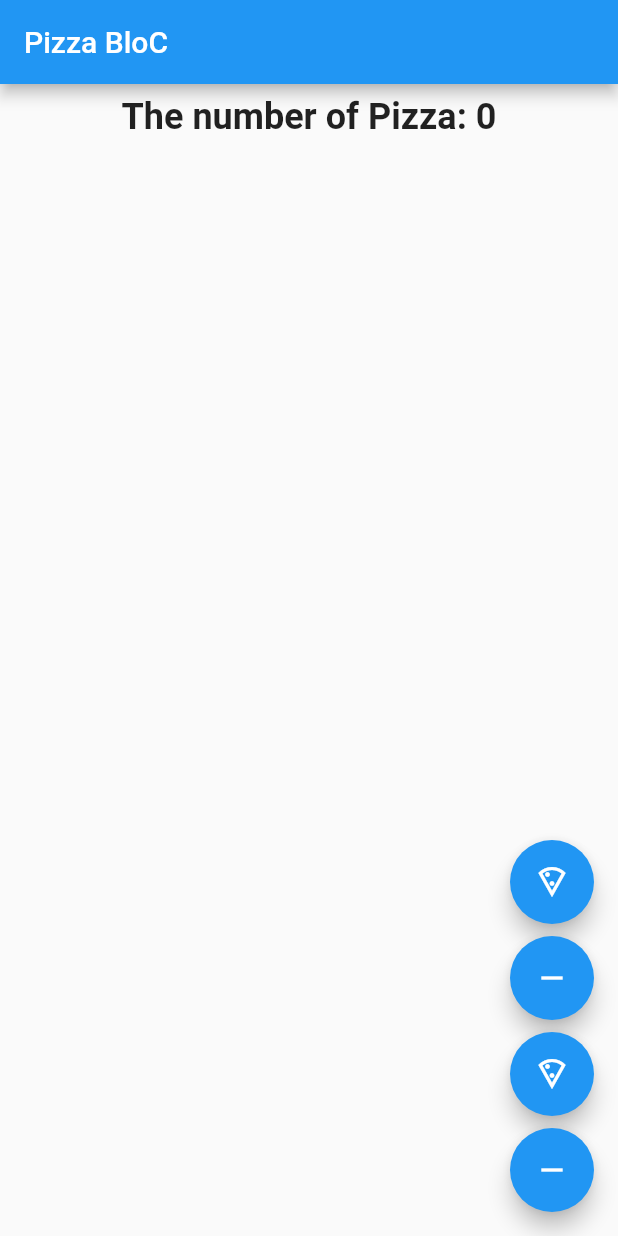
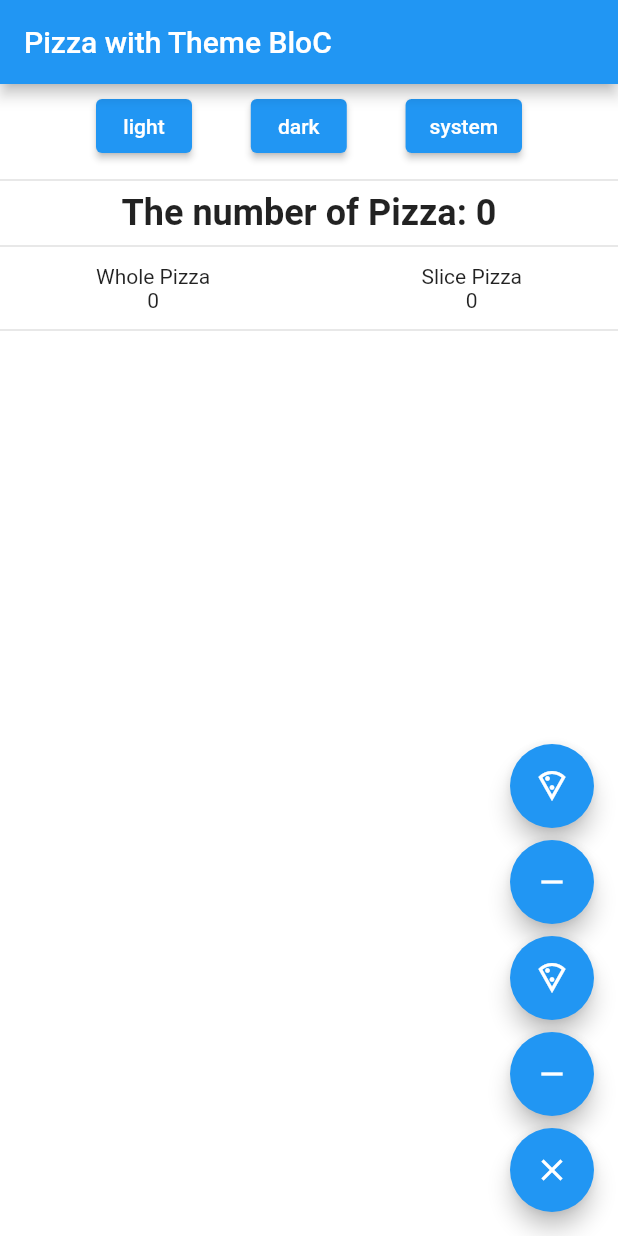
Before and after one commit to iirtrtrt/pizza_bloc_flutter, a Flutter app: the screen it shows after launch, on a phone screen of 412 x 824 dp. Run offline on Flutter 3.47's test engine with Material 2 defaults, Android fonts, the phone set to English and light mode, and no system bars; our stand-ins replace bloc, equatable, flutter_bloc; missing offline and left inert: dart:ffi.

Commit message:
update theme and read me

```diff
--- /dev/null
+++ b/lib/common/layout/base_layout.dart
@@ -0,0 +1,24 @@
+// ignore_for_file: public_member_api_docs, sort_constructors_first
+import 'package:flutter/material.dart';
+
+class BaseLayout extends StatelessWidget {
+  final AppBar? appBar;
+  final Widget? floatingActionButton;
+  final Widget child;
+
+  const BaseLayout({
+    Key? key,
+    this.appBar,
+    this.floatingActionButton,
+    required this.child,
+  }) : super(key: key);
+
+  @override
+  Widget build(BuildContext context) {
+    return Scaffold(
+      appBar: appBar,
+      floatingActionButton: floatingActionButton,
+      body: SafeArea(child: child),
+    );
+  }
+}
--- /dev/null
+++ b/lib/common/theme/bloc/theme_bloc.dart
@@ -0,0 +1,15 @@
+import 'dart:ffi';
+
+import 'package:bloc/bloc.dart';
+import 'package:equatable/equatable.dart';
+import 'package:flutter/material.dart';
+import 'package:pizza/common/theme/color_theme.dart';
+
+part 'theme_event.dart';
+part 'theme_state.dart';
+
+class ThemeBloc extends Bloc<ThemeEvent, ThemeState> {
+  ThemeBloc() : super(LightTheme()) {
+    on<ThemeEvent>((event, emit) {});
+  }
+}
--- /dev/null
+++ b/lib/common/theme/bloc/theme_event.dart
@@ -0,0 +1,15 @@
+// ignore_for_file: public_member_api_docs, sort_constructors_first
+part of 'theme_bloc.dart';
+
+abstract class ThemeEvent extends Equatable {
+  const ThemeEvent();
+
+  @override
+  List<Object> get props => [];
+}
+
+class SetSystemTheme extends ThemeEvent {}
+
+class SetDarkTheme extends ThemeEvent {}
+
+class SetLightTheme extends ThemeEvent {}
--- /dev/null
+++ b/lib/common/theme/bloc/theme_state.dart
@@ -0,0 +1,15 @@
+// ignore_for_file: public_member_api_docs, sort_constructors_first
+part of 'theme_bloc.dart';
+
+abstract class ThemeState extends Equatable {
+  const ThemeState();
+
+  @override
+  List<Object> get props => [];
+}
+
+class SystemTheme extends ThemeState {}
+
+class DarkTheme extends ThemeState {}
+
+class LightTheme extends ThemeState {}
--- /dev/null
+++ b/lib/common/theme/color_theme.dart
@@ -0,0 +1,14 @@
+import 'package:flutter/material.dart';
+
+class ColorTheme {
+  static final darkTheme = ThemeData(
+    primarySwatch: Colors.blueGrey,
+    scaffoldBackgroundColor: Colors.grey.shade900,
+    colorScheme: const ColorScheme.dark(),
+  );
+  static final lightTheme = ThemeData(
+    primarySwatch: Colors.blue,
+    scaffoldBackgroundColor: Colors.white,
+    // colorScheme: const ColorScheme.light(),
+  );
+}
--- a/lib/main.dart
+++ b/lib/main.dart
@@ -1,7 +1,9 @@
 import 'package:flutter/material.dart';
 import 'package:flutter_bloc/flutter_bloc.dart';
+import 'package:pizza/common/theme/bloc/theme_bloc.dart';
 import 'package:pizza/pizza/bloc/pizza_bloc.dart';
-import 'package:pizza/pizza/screens/pizza_screen.dart';
+import 'package:pizza/pizza/screen/pizza_screen.dart';
+import 'package:pizza/common/theme/color_theme.dart';
 
 void main() {
   runApp(const MyApp());
@@ -18,13 +20,24 @@ class MyApp extends StatelessWidget {
         BlocProvider(
           create: (context) => PizzaBloc()..add(LoadPizzaCounter()),
         ),
+        BlocProvider(
+          create: (context) => ThemeBloc(),
+        ),
       ],
-      child: MaterialApp(
-        title: 'Pizza BLoC',
-        theme: ThemeData(
-          primarySwatch: Colors.blue,
-        ),
-        home: const PizzaScreen(),
+      child: BlocBuilder<ThemeBloc, ThemeState>(
+        builder: (context, state) {
+          return MaterialApp(
+            title: 'Pizza BLoC',
+            themeMode: state is LightTheme
+                ? ThemeMode.light
+                : state is DarkTheme
+                    ? ThemeMode.dark
+                    : ThemeMode.system,
+            theme: ColorTheme.lightTheme,
+            darkTheme: ColorTheme.darkTheme,
+            home: const PizzaScreen(),
+          );
+        },
       ),
     );
   }
--- a/lib/pizza/bloc/pizza_bloc.dart
+++ b/lib/pizza/bloc/pizza_bloc.dart
@@ -1,6 +1,6 @@
 import 'package:bloc/bloc.dart';
 import 'package:equatable/equatable.dart';
-import 'package:pizza/pizza/models/pizza_model.dart';
+import 'package:pizza/pizza/model/pizza_model.dart';
 
 part 'pizza_event.dart';
 part 'pizza_state.dart';
@@ -23,5 +23,11 @@ class PizzaBloc extends Bloc<PizzaEvent, PizzaState> {
         emit(PizzaLoaded(pizzas: List.from(state.pizzas)..remove(event.pizza)));
       }
     });
+    on<ClearPizza>((event, emit) {
+      if (state is PizzaLoaded) {
+        final state = this.state as PizzaLoaded;
+        emit(PizzaLoaded(pizzas: List.from(state.pizzas)..clear()));
+      }
+    });
   }
 }
--- a/lib/pizza/bloc/pizza_event.dart
+++ b/lib/pizza/bloc/pizza_event.dart
@@ -30,4 +30,4 @@ class RemovePizza extends PizzaEvent {
   List<Object> get props => [pizza];
 }
 
-class REmovePizza extends PizzaEvent {}
+class ClearPizza extends PizzaEvent {}
--- /dev/null
+++ b/lib/pizza/screen/pizza_screen.dart
@@ -0,0 +1,129 @@
+import 'package:flutter/material.dart';
+import 'package:flutter_bloc/flutter_bloc.dart';
+import 'package:pizza/common/layout/base_layout.dart';
+import 'package:pizza/common/theme/bloc/theme_bloc.dart';
+import 'package:pizza/pizza/bloc/pizza_bloc.dart';
+import 'package:pizza/pizza/model/pizza_model.dart';
+import 'dart:math';
+import 'package:pizza/pizza/widget/floating_buttons.dart';
+
+class PizzaScreen extends StatelessWidget {
+  const PizzaScreen({super.key});
+
+  @override
+  Widget build(BuildContext context) {
+    return BaseLayout(
+      appBar: AppBar(
+        title: const Text('Pizza with Theme BloC'),
+      ),
+      floatingActionButton: const FloatingButtons(),
+      child: Center(
+        child: BlocBuilder<PizzaBloc, PizzaState>(
+          builder: (context, state) {
+            if (state is PizzaInitial) {
+              return const CircularProgressIndicator();
+            }
+            if (state is PizzaLoaded) {
+              Random random = Random();
+
+              int numOfPizza0 = 0;
+              int numOfPizza1 = 0;
+              for (var item in state.pizzas) {
+                if (item == Pizza.pizzas[0]) {
+                  numOfPizza0++;
+                }
+                if (item == Pizza.pizzas[1]) {
+                  numOfPizza1++;
+                }
+              }
+
+              return Column(
+                mainAxisAlignment: MainAxisAlignment.center,
+                children: [
+                  Padding(
+                    padding:
+                        const EdgeInsets.symmetric(horizontal: 64, vertical: 4),
+                    child: Row(
+                      mainAxisAlignment: MainAxisAlignment.spaceBetween,
+                      children: [
+                        ElevatedButton(
+                            onPressed: () {
+                              context.read<ThemeBloc>().emit(LightTheme());
+                            },
+                            child: const Text('light')),
+                        ElevatedButton(
+                            onPressed: () {
+                              context.read<ThemeBloc>().emit(DarkTheme());
+                            },
+                            child: const Text('dark')),
+                        ElevatedButton(
+                            onPressed: () {
+                              context.read<ThemeBloc>().emit(SystemTheme());
+                            },
+                            child: const Text('system')),
+                      ],
+                    ),
+                  ),
+                  const Divider(thickness: 1),
+                  Text(
+                    'The number of Pizza: ${state.pizzas.length}',
+                    style: const TextStyle(
+                      fontSize: 24,
+                      fontWeight: FontWeight.bold,
+                    ),
+                  ),
+                  const Divider(thickness: 1),
+                  Padding(
+                    padding:
+                        const EdgeInsets.symmetric(horizontal: 64, vertical: 4),
+                    child: Row(
+                      mainAxisAlignment: MainAxisAlignment.spaceBetween,
+                      children: [
+                        Column(
+                          children: [
+                            const Text('Whole Pizza'),
+                            Text(numOfPizza0.toString()),
+                          ],
+                        ),
+                        Column(
+                          children: [
+                            const Text('Slice Pizza'),
+                            Text(numOfPizza1.toString()),
+                          ],
+                        ),
+                      ],
+                    ),
+                  ),
+                  const Divider(thickness: 1),
+                  const SizedBox(height: 24),
+                  Expanded(
+                    child: Stack(
+                      alignment: Alignment.center,
+                      clipBehavior: Clip.none,
+                      children: [
+                        for (int index = 0;
+                            index < state.pizzas.length;
+                            index++)
+                          AnimatedPositioned(
+                              left: random.nextInt(240).toDouble(),
+                              top: random.nextInt(360).toDouble(),
+                              duration: const Duration(milliseconds: 200),
+                              child: SizedBox(
+                                height: 124,
+                                width: 124,
+                                child: state.pizzas[index].image,
+                              )),
+                      ],
+                    ),
+                  ),
+                ],
+              );
+            } else {
+              return const Text('Something went wrong...');
+            }
+          },
+        ),
+      ),
+    );
+  }
+}
--- a/lib/pizza/screens/pizza_screen.dart
+++ /dev/null
@@ -1,68 +0,0 @@
-import 'package:flutter/material.dart';
-import 'package:flutter_bloc/flutter_bloc.dart';
-import 'package:pizza/pizza/bloc/pizza_bloc.dart';
-import 'dart:math';
-import 'package:pizza/pizza/widgets/floating_buttons.dart';
-
-class PizzaScreen extends StatelessWidget {
-  const PizzaScreen({super.key});
-
-  @override
-  Widget build(BuildContext context) {
-    return Scaffold(
-      appBar: AppBar(
-        title: const Text('Pizza BloC'),
-      ),
-      floatingActionButton: const FloatingButtons(),
-      body: SafeArea(child: Center(
-        child: BlocBuilder<PizzaBloc, PizzaState>(
-          builder: (context, state) {
-            if (state is PizzaInitial) {
-              return const CircularProgressIndicator();
-            }
-            if (state is PizzaLoaded) {
-              var random = Random();
-
-              return Column(
-                mainAxisAlignment: MainAxisAlignment.center,
-                children: [
-                  const SizedBox(height: 8),
-                  Text(
-                    'The number of Pizza: ${state.pizzas.length}',
-                    style: const TextStyle(
-                      fontSize: 24,
-                      fontWeight: FontWeight.bold,
-                    ),
-                  ),
-                  const SizedBox(height: 24),
-                  Expanded(
-                    child: Stack(
-                      alignment: Alignment.center,
-                      clipBehavior: Clip.none,
-                      children: [
-                        for (int index = 0;
-                            index < state.pizzas.length;
-                            index++)
-                          AnimatedPositioned(
-                              left: random.nextInt(240).toDouble(),
-                              top: random.nextInt(360).toDouble(),
-                              duration: const Duration(milliseconds: 200),
-                              child: SizedBox(
-                                height: 124,
-                                width: 124,
-                                child: state.pizzas[index].image,
-                              )),
-                      ],
-                    ),
-                  ),
-                ],
-              );
-            } else {
-              return const Text('Something went wrong...');
-            }
-          },
-        ),
-      )),
-    );
-  }
-}
--- /dev/null
+++ b/lib/pizza/widget/floating_buttons.dart
@@ -0,0 +1,51 @@
+import 'package:flutter/material.dart';
+import 'package:flutter_bloc/flutter_bloc.dart';
+import 'package:pizza/pizza/bloc/pizza_bloc.dart';
+import 'package:pizza/pizza/model/pizza_model.dart';
+
+class FloatingButtons extends StatelessWidget {
+  const FloatingButtons({super.key});
+
+  @override
+  Widget build(BuildContext context) {
+    return Column(
+      mainAxisAlignment: MainAxisAlignment.end,
+      children: [
+        FloatingActionButton(
+          onPressed: () {
+            context.read<PizzaBloc>().add(AddPizza(pizza: Pizza.pizzas[0]));
+          },
+          child: const Icon(Icons.local_pizza_outlined),
+        ),
+        const SizedBox(height: 8),
+        FloatingActionButton(
+          onPressed: () {
+            context.read<PizzaBloc>().add(RemovePizza(pizza: Pizza.pizzas[0]));
+          },
+          child: const Icon(Icons.remove),
+        ),
+        const SizedBox(height: 8),
+        FloatingActionButton(
+          onPressed: () {
+            context.read<PizzaBloc>().add(AddPizza(pizza: Pizza.pizzas[1]));
+          },
+          child: const Icon(Icons.local_pizza_outlined),
+        ),
+        const SizedBox(height: 8),
+        FloatingActionButton(
+          onPressed: () {
+            context.read<PizzaBloc>().add(RemovePizza(pizza: Pizza.pizzas[1]));
+          },
+          child: const Icon(Icons.remove),
+        ),
+        const SizedBox(height: 8),
+        FloatingActionButton(
+          onPressed: () {
+            context.read<PizzaBloc>().add(ClearPizza());
+          },
+          child: const Icon(Icons.clear),
+        ),
+      ],
+    );
+  }
+}
--- a/lib/pizza/widgets/floating_buttons.dart
+++ /dev/null
@@ -1,44 +0,0 @@
-import 'package:flutter/material.dart';
-import 'package:flutter_bloc/flutter_bloc.dart';
-import 'package:pizza/pizza/bloc/pizza_bloc.dart';
-import 'package:pizza/pizza/models/pizza_model.dart';
-
-class FloatingButtons extends StatelessWidget {
-  const FloatingButtons({super.key});
-
-  @override
-  Widget build(BuildContext context) {
-    return Column(
-      mainAxisAlignment: MainAxisAlignment.end,
-      children: [
-        FloatingActionButton(
-          onPressed: () {
-            context.read<PizzaBloc>().add(AddPizza(pizza: Pizza.pizzas[0]));
-          },
-          child: const Icon(Icons.local_pizza_outlined),
-        ),
-        const SizedBox(height: 8),
-        FloatingActionButton(
-          onPressed: () {
-            context.read<PizzaBloc>().add(RemovePizza(pizza: Pizza.pizzas[0]));
-          },
-          child: const Icon(Icons.remove),
-        ),
-        const SizedBox(height: 8),
-        FloatingActionButton(
-          onPressed: () {
-            context.read<PizzaBloc>().add(AddPizza(pizza: Pizza.pizzas[1]));
-          },
-          child: const Icon(Icons.local_pizza_outlined),
-        ),
-        const SizedBox(height: 8),
-        FloatingActionButton(
-          onPressed: () {
-            context.read<PizzaBloc>().add(RemovePizza(pizza: Pizza.pizzas[1]));
-          },
-          child: const Icon(Icons.remove),
-        ),
-      ],
-    );
-  }
-}
```
Also changed, not shown: lib/pizza/model/pizza_model.dart (renamed from lib/pizza/models/pizza_model.dart), 3 other files.
